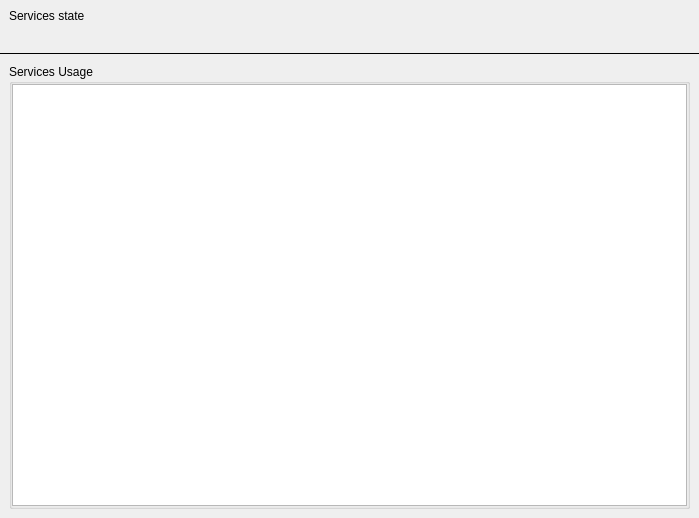
Qt form vms/client/nx_vms_client_desktop/src/ui/widgets/system_settings/saas_info_widget.ui (networkoptix/nx_open) before a commit.
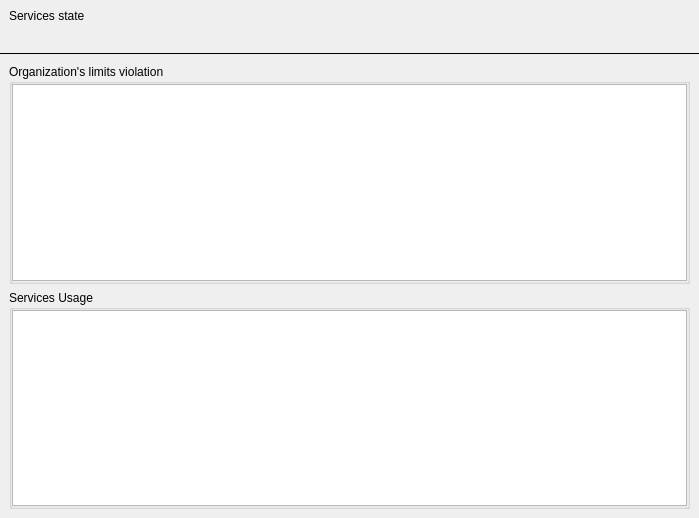
The same form after that commit. The open tabs and pages were chosen to show the change. Custom widgets are drawn as their Qt base class.

Commit message: VMS-55928: Implement Tiers Grace period

The edit to the form file:
```diff
--- a/vms/client/nx_vms_client_desktop/src/ui/widgets/system_settings/saas_info_widget.ui
+++ b/vms/client/nx_vms_client_desktop/src/ui/widgets/system_settings/saas_info_widget.ui
@@ -270,6 +270,46 @@
        <item>
         <widget class="QWidget" name="servicesContentsWidget" native="true">
          <layout class="QVBoxLayout" name="servicesContentsLayout">
+          <item>
+           <widget class="QGroupBox" name="tierUsageGroupBox">
+            <property name="title">
+             <string>Organization's limits violation</string>
+            </property>
+            <property name="flat">
+             <bool>true</bool>
+            </property>
+            <layout class="QVBoxLayout" name="tierUsageGroupBoxLayout">
+             <property name="spacing">
+              <number>0</number>
+             </property>
+             <property name="leftMargin">
+              <number>0</number>
+             </property>
+             <property name="topMargin">
+              <number>0</number>
+             </property>
+             <property name="rightMargin">
+              <number>0</number>
+             </property>
+             <property name="bottomMargin">
+              <number>0</number>
+             </property>
+             <item>
+              <widget class="QTreeView" name="tierUsageItemView">
+               <property name="showDropIndicator" stdset="0">
+                <bool>false</bool>
+               </property>
+               <property name="selectionMode">
+                <enum>QAbstractItemView::SelectionMode::NoSelection</enum>
+               </property>
+               <attribute name="headerStretchLastSection">
+                <bool>false</bool>
+               </attribute>
+              </widget>
+             </item>
+            </layout>
+           </widget>
+          </item>
           <item>
            <widget class="QGroupBox" name="servicesUsageGroupBox">
             <property name="title">
```
Left out of the diff: 34 changed lines with no effect on the pictures. The commit also changes 55 other files.
